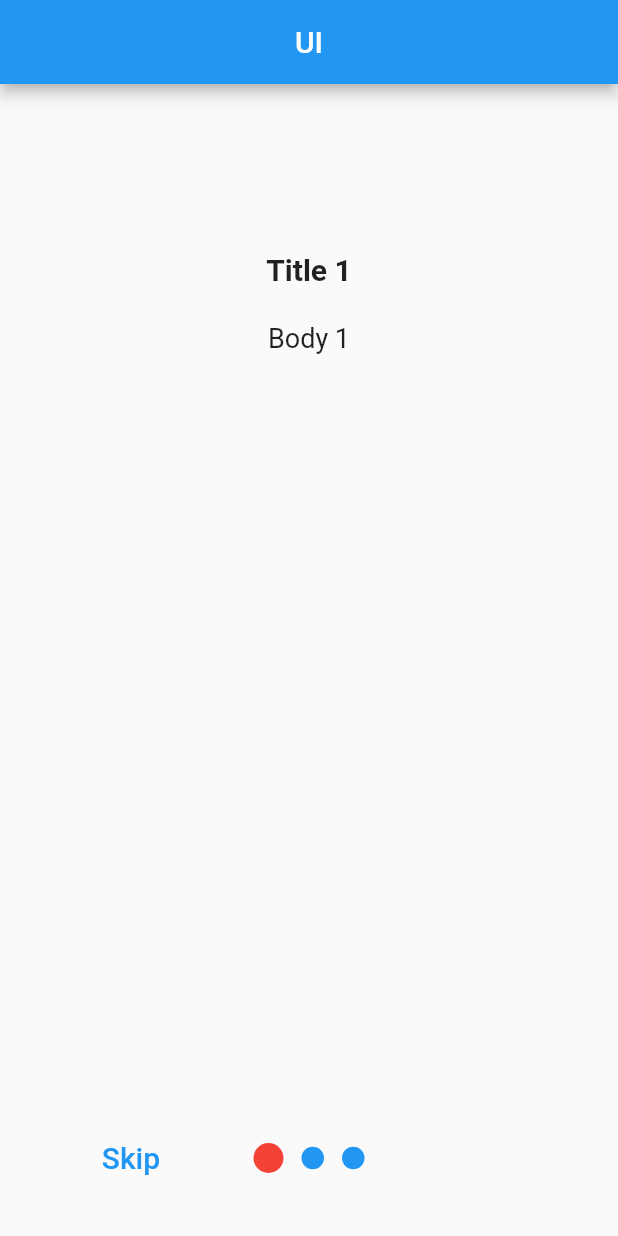
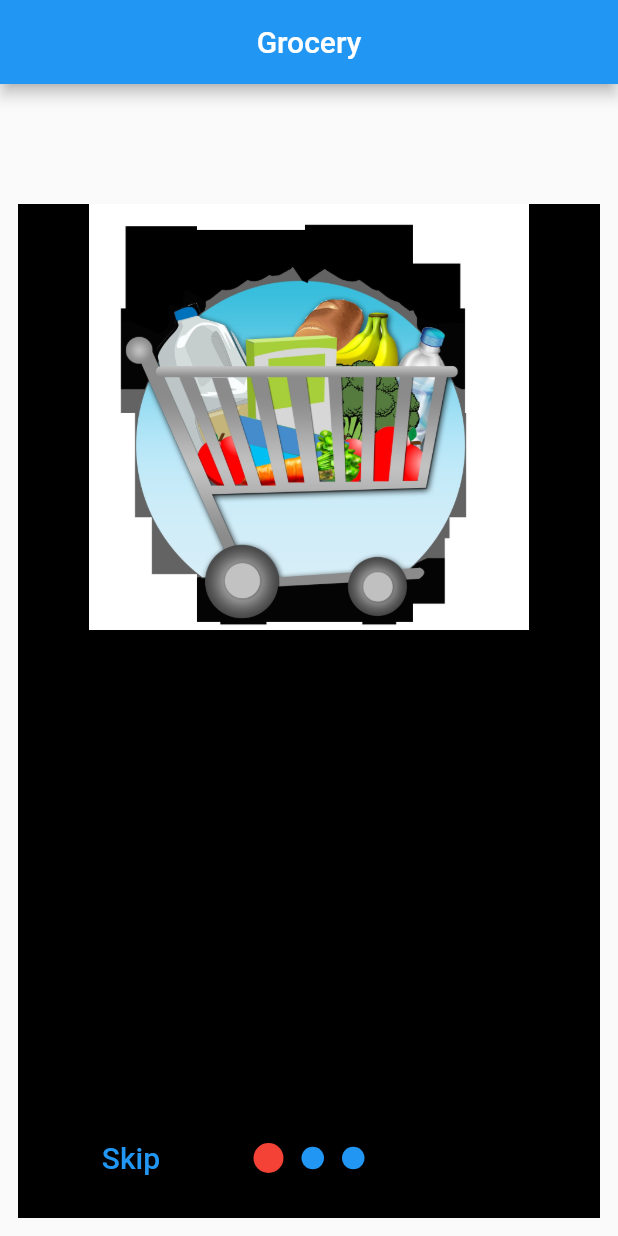
Before and after one commit to Rokeya17/My_Grocery, a Flutter app: the screen it shows after launch, on a phone screen of 412 x 824 dp. Run offline on Flutter 3.47's test engine with Material 2 defaults, Android fonts, the phone set to English and light mode, and no system bars; drawn by our look-alikes of introduction_screen; our stand-ins replace shared_preferences.

Commit message:
added background colors

```diff
--- a/lib/introduction_screen.dart
+++ b/lib/introduction_screen.dart
@@ -8,28 +8,40 @@ class IntroScreen extends StatelessWidget {
 
   final List<PageViewModel> pages = [
     PageViewModel(
-      title: 'Title 1', // Provide a title as a string
-      body: 'Body 1',
+      title: 'Welcome to My Grocery Application',
+
+      image: Center(
+        child: Image.asset('assets/images/img_1.png'),
+      ),
+      // Add a background color here
+      decoration: PageDecoration(
+        pageColor: Colors.black, // Set the background color
+      ),
       // Other properties...
     ),
     PageViewModel(
-      title: 'Title 2', // Provide a title as a string
+      title: 'Get First Delivery Service ',
       body: 'Body 2',
+      image: Center(
+        child: Image.asset('assets/images/img_2.png'),
+      ),
       // Other properties...
     ),
     PageViewModel(
-      titleWidget: Text('Custom Title 3'), // Provide a custom title widget
+      title: ('Best Quality Grocery Door to Door'),
       body: 'Body 3',
+      image: Center(
+        child: Image.asset('assets/images/img_3.png'),
+      ),
       // Other properties...
     ),
     // Add more PageViewModels as needed...
   ];
-
   @override
   Widget build(BuildContext context) {
     return Scaffold(
       appBar: AppBar(
-        title: const Text('UI'),
+        title: const Text('Grocery'),
         centerTitle: true,
       ),
       body: Padding(
@@ -52,7 +64,6 @@ class IntroScreen extends StatelessWidget {
             'Skip',
             style: TextStyle(fontSize: 20),
           ),
-          // Set showNextButton to false to remove the "Next" arrow button.
           showNextButton: false,
           onDone: () => onDone(context),
           curve: Curves.bounceOut,
--- a/lib/splash_screen.dart
+++ b/lib/splash_screen.dart
@@ -33,12 +33,12 @@ class SplashScreen extends StatelessWidget {
           mainAxisAlignment: MainAxisAlignment.center,
           children: [
             Image.asset(
-              'assets/logo.png', // Replace with the path to your app's logo.
+              'assets/img.png', // Replace with the path to your app's logo.
               width: 150.0,
             ),
             SizedBox(height: 16.0),
             Text(
-              'Your App Name',
+              'My Grocery',
               style: TextStyle(
                 fontSize: 24.0,
                 color: Colors.white,
--- a/pubspec.yaml
+++ b/pubspec.yaml
@@ -74,6 +74,10 @@ flutter:
   # To add assets to your application, add an assets section, like this:
   assets:
     - assets/images/L1.jpg
+    - assets/images/img.png
+    - assets/images/img_1.png
+    - assets/images/img_2.png
+    - assets/images/img_3.png
   #   - images/a_dot_ham.jpeg
 
   # An image asset can refer to one or more resolution-specific "variants", see
```
Also changed, not shown: assets/images/img.png (added), assets/images/img_1.png (added), assets/images/img_2.png (added), assets/images/img_3.png (added).
